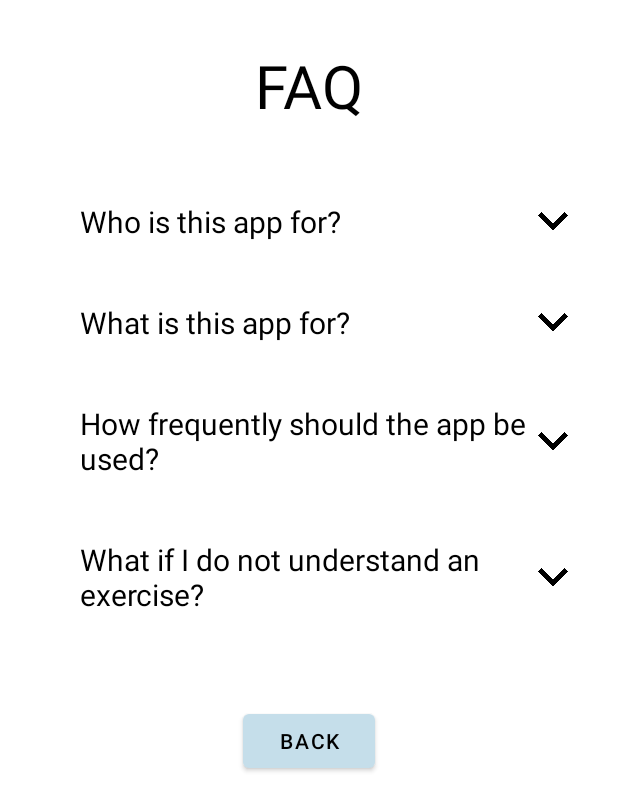
After one commit to yuanc0000/BTHomePage-Android, an Android app: the layout activity_faq_expandable.xml on its own in the app's theme, with its tools: preview values and no code run, on a phone screen of 412 x 824 dp. The commit adds this screen. Shown: the top 811 px of the screen. Run offline under Robolectric (Android 15) with nearby library versions, the phone set to English and light mode, and no system bars.

Commit message:
Changed the layout of faq page

```diff
--- a/app/build.gradle
+++ b/app/build.gradle
@@ -73,4 +73,5 @@ dependencies {
 //   implementation 'com.applandeo:material-calendar-view:1.4.0'
 
     implementation 'com.prolificinteractive:material-calendarview:1.4.2'
+    compile 'com.ms-square:expandableTextView:0.1.4'
 }
--- a/app/src/main/java/com/example/bthomepage/FaqActivity.java
+++ b/app/src/main/java/com/example/bthomepage/FaqActivity.java
@@ -1,22 +1,165 @@
+//package com.example.bthomepage;
+//
+//import androidx.appcompat.app.AppCompatActivity;
+//
+//import android.content.Intent;
+//import android.os.Bundle;
+//import android.view.View;
+//
+//public class FaqActivity extends AppCompatActivity {
+////faq information displayed
+//    @Override
+//    protected void onCreate(Bundle savedInstanceState) {
+//        super.onCreate(savedInstanceState);
+//        setContentView(R.layout.activity_faq);
+//    }
+//
+//    public void sendBack1(View view) {
+//        Intent intent = new Intent(this, HomePage.class);
+//        startActivity(intent);
+//    }
+//
+//}
+
+
 package com.example.bthomepage;
+
+import android.content.Intent;
+import android.content.SharedPreferences;
+import android.os.Bundle;
+import android.view.View;
+import android.widget.ImageView;
+import android.widget.TextView;
 
 import androidx.appcompat.app.AppCompatActivity;
 
-import android.content.Intent;
-import android.os.Bundle;
-import android.view.View;
+public class FaqActivity extends AppCompatActivity {
+    ImageView up1, up2, up3, up4;
+    TextView f1, f2, f3, f4;
 
-public class FaqActivity extends AppCompatActivity {
-//faq information displayed
     @Override
     protected void onCreate(Bundle savedInstanceState) {
         super.onCreate(savedInstanceState);
-        setContentView(R.layout.activity_faq);
+        setContentView(R.layout.activity_faq_expandable);
+
+        //initialize variables
+        up1 = findViewById(R.id.up1);
+        up2 = findViewById(R.id.up2);
+        up3 = findViewById(R.id.up3);
+        up4 = findViewById(R.id.up4);
+
+        f1 = findViewById(R.id.f1);
+        f2 = findViewById(R.id.f2);
+        f3 = findViewById(R.id.f3);
+        f4 = findViewById(R.id.f4);
+
+        // Set click listeners for expanding and collapsing FAQ sections
+        findViewById(R.id.down1).setOnClickListener(new View.OnClickListener() {
+            @Override
+            public void onClick(View v) {
+                show1();
+            }
+        });
+
+        findViewById(R.id.down2).setOnClickListener(new View.OnClickListener() {
+            @Override
+            public void onClick(View v) {
+                show2();
+            }
+        });
+
+        findViewById(R.id.down3).setOnClickListener(new View.OnClickListener() {
+            @Override
+            public void onClick(View v) {
+                show3();
+            }
+        });
+
+        findViewById(R.id.down4).setOnClickListener(new View.OnClickListener() {
+            @Override
+            public void onClick(View v) {
+                show4();
+            }
+        });
+
+        findViewById(R.id.up1).setOnClickListener(new View.OnClickListener() {
+            @Override
+            public void onClick(View v) {
+                hide1();
+            }
+        });
+
+        findViewById(R.id.up2).setOnClickListener(new View.OnClickListener() {
+            @Override
+            public void onClick(View v) {
+                hide2();
+            }
+        });
+
+        findViewById(R.id.up3).setOnClickListener(new View.OnClickListener() {
+            @Override
+            public void onClick(View v) {
+                hide3();
+            }
+        });
+
+        findViewById(R.id.up4).setOnClickListener(new View.OnClickListener() {
+            @Override
+            public void onClick(View v) {
+                hide4();
+            }
+        });
     }
 
-    public void sendBack1(View view) {
-        Intent intent = new Intent(this, HomePage.class);
-        startActivity(intent);
+    // Show and hide methods for FAQ sections
+    private void show1() {
+        f1.setVisibility(View.VISIBLE);
+        up1.setVisibility(View.VISIBLE);
+        findViewById(R.id.down1).setVisibility(View.GONE);
     }
 
+    private void hide1() {
+        f1.setVisibility(View.GONE);
+        up1.setVisibility(View.GONE);
+        findViewById(R.id.down1).setVisibility(View.VISIBLE);
+    }
+
+    private void show2() {
+        f2.setVisibility(View.VISIBLE);
+        up2.setVisibility(View.VISIBLE);
+        findViewById(R.id.down2).setVisibility(View.GONE);
+    }
+
+    private void hide2() {
+        f2.setVisibility(View.GONE);
+        up2.setVisibility(View.GONE);
+        findViewById(R.id.down2).setVisibility(View.VISIBLE);
+    }
+
+    private void show3() {
+        f3.setVisibility(View.VISIBLE);
+        up3.setVisibility(View.VISIBLE);
+        findViewById(R.id.down3).setVisibility(View.GONE);
+    }
+
+    private void hide3() {
+        f3.setVisibility(View.GONE);
+        up3.setVisibility(View.GONE);
+        findViewById(R.id.down3).setVisibility(View.VISIBLE);
+    }
+
+    private void show4() {
+        f3.setVisibility(View.VISIBLE);
+        up3.setVisibility(View.VISIBLE);
+        findViewById(R.id.down4).setVisibility(View.GONE);
+    }
+
+    private void hide4() {
+        f3.setVisibility(View.GONE);
+        up3.setVisibility(View.GONE);
+        findViewById(R.id.down4).setVisibility(View.VISIBLE);
+    }
+
+
+    // Add the method for the button
 }
--- /dev/null
+++ b/app/src/main/res/layout/activity_faq_expandable.xml
@@ -0,0 +1,262 @@
+<?xml version="1.0" encoding="utf-8"?>
+<RelativeLayout
+    xmlns:android="http://schemas.android.com/apk/res/android"
+    xmlns:expandableTextView="http://schemas.android.com/apk/res-auto"
+    xmlns:tools="http://schemas.android.com/tools"
+    android:layout_width="match_parent"
+    android:layout_height="match_parent"
+    tools:context=".MainActivity">
+
+    <!--    title-->
+
+    <TextView
+        android:id="@+id/staticFAQ"
+        android:layout_marginTop="30dp"
+        android:layout_marginBottom="30dp"
+        android:layout_width="wrap_content"
+        android:layout_height="wrap_content"
+        android:layout_centerHorizontal="true"
+        android:text="FAQ"
+        android:textColor="#000000"
+        android:textSize="40sp" />
+
+    <RelativeLayout
+        android:id="@+id/faq1_expand"
+        android:layout_width="match_parent"
+        android:layout_height="wrap_content"
+        android:layout_below="@+id/staticFAQ"
+        android:gravity="center_horizontal"
+        android:layout_marginLeft="20dp">
+
+        <!-- First FAQ section, contains a question TextView, an arrow-down ImageView,
+        and an answer TextView which is initially gone (invisible) -->
+
+        <TextView
+            android:id="@+id/q1"
+            android:layout_width="300dp"
+            android:layout_height="wrap_content"
+            android:layout_marginTop="20dp"
+            android:layout_marginBottom="20dp"
+            android:background="@color/white"
+            android:gravity="center_vertical"
+            android:text="Who is this app for?"
+            android:textColor="@color/black"
+            android:textSize="20sp" />
+
+        <ImageView
+            android:id="@+id/down1"
+            android:layout_width="20dp"
+            android:layout_height="20dp"
+            android:src="@drawable/expand"
+            android:layout_toEndOf="@+id/q1"
+            android:layout_centerVertical="true"
+            android:layout_marginStart="5dp" />
+
+        <TextView
+            android:visibility="gone"
+            android:id="@+id/f1"
+            android:layout_width="300dp"
+            android:layout_height="wrap_content"
+            android:layout_below="@+id/q1"
+            android:background="@color/white"
+            android:layout_marginBottom="20dp"
+            android:text="This app is for patients in recovery with breathing ailments."
+            android:textColor="#5A5A5A"
+            android:textSize="17dp" />
+
+        <ImageView
+            android:visibility="gone"
+            android:id="@+id/up1"
+            android:layout_width="20dp"
+            android:layout_height="20dp"
+            android:src="@drawable/expand"
+            android:layout_toEndOf="@+id/f1"
+            android:layout_below="@+id/f1"
+            android:layout_marginStart="5dp"
+            android:layout_marginTop="-25dp" />
+    </RelativeLayout>
+
+
+    <RelativeLayout
+        android:id="@+id/faq2_expand"
+        android:layout_width="match_parent"
+        android:layout_height="wrap_content"
+        android:layout_below="@+id/faq1_expand"
+        android:layout_marginLeft="20dp"
+        android:gravity="center_horizontal">
+
+        <!-- First FAQ section, contains a question TextView, an arrow-down ImageView,
+        and an answer TextView which is initially gone (invisible) -->
+
+        <TextView
+            android:id="@+id/q2"
+            android:layout_width="300dp"
+            android:layout_height="wrap_content"
+            android:layout_marginTop="20dp"
+            android:layout_marginBottom="20dp"
+            android:background="@color/white"
+            android:gravity="center_vertical"
+            android:text="What is this app for?"
+            android:textColor="@color/black"
+            android:textSize="20sp" />
+
+        <ImageView
+            android:id="@+id/down2"
+            android:layout_width="20dp"
+            android:layout_height="20dp"
+            android:src="@drawable/expand"
+            android:layout_toEndOf="@+id/q2"
+            android:layout_centerVertical="true"
+            android:layout_marginStart="5dp" />
+
+        <TextView
+            android:visibility="gone"
+            android:id="@+id/f2"
+            android:layout_width="300dp"
+            android:layout_height="wrap_content"
+            android:layout_below="@+id/q2"
+            android:background="@color/white"
+            android:layout_marginBottom="20dp"
+            android:text="The app is for patients breathing rehabilitation. It will provide you with a step by step tutorial of how to properly complete your daily breathing. Additioanlly, it will have information on all of the exercises, a progress tracker, and more so that you have all the tools and resources to succeed on your journey of health."
+            android:textColor="#5A5A5A"
+            android:textSize="17dp"  />
+
+        <ImageView
+            android:visibility="gone"
+            android:id="@+id/up2"
+            android:layout_width="20dp"
+            android:layout_height="20dp"
+            android:src="@drawable/expand"
+            android:layout_toEndOf="@+id/f2"
+            android:layout_below="@+id/f2"
+            android:layout_marginStart="5dp"
+            android:layout_marginTop="-25dp" />
+    </RelativeLayout>
+
+
+    <RelativeLayout
+        android:id="@+id/faq3_expand"
+        android:layout_width="match_parent"
+        android:layout_height="wrap_content"
+        android:layout_below="@+id/faq2_expand"
+        android:gravity="center_horizontal"
+        android:layout_marginLeft="20dp">
+
+        <!-- First FAQ section, contains a question TextView, an arrow-down ImageView,
+        and an answer TextView which is initially gone (invisible) -->
+
+        <TextView
+            android:id="@+id/q3"
+            android:layout_width="300dp"
+            android:layout_height="wrap_content"
+            android:layout_marginTop="20dp"
+            android:layout_marginBottom="20dp"
+            android:background="@color/white"
+            android:gravity="center_vertical"
+            android:text="How frequently should the app be used?"
+            android:textColor="@color/black"
+            android:textSize="20sp" />
+
+        <ImageView
+            android:id="@+id/down3"
+            android:layout_width="20dp"
+            android:layout_height="20dp"
+            android:src="@drawable/expand"
+            android:layout_toEndOf="@+id/q3"
+            android:layout_centerVertical="true"
+            android:layout_marginStart="5dp" />
+
+        <TextView
+            android:visibility="gone"
+            android:id="@+id/f3"
+            android:layout_width="300dp"
+            android:layout_height="wrap_content"
+            android:layout_below="@+id/q3"
+            android:background="@color/white"
+            android:layout_marginBottom="20dp"
+            android:text="The frequency of this app is set by your doctor and you based on your physical therapy schedule."
+            android:textColor="#5A5A5A"
+            android:textSize="17dp"  />
+
+        <ImageView
+            android:visibility="gone"
+            android:id="@+id/up3"
+            android:layout_width="20dp"
+            android:layout_height="20dp"
+            android:src="@drawable/expand"
+            android:layout_toEndOf="@+id/f3"
+            android:layout_below="@+id/f3"
+            android:layout_marginStart="5dp"
+            android:layout_marginTop="-25dp" />
+    </RelativeLayout>
+
+
+    <RelativeLayout
+        android:id="@+id/faq4_expand"
+        android:layout_width="match_parent"
+        android:layout_height="wrap_content"
+        android:layout_below="@+id/faq3_expand"
+        android:gravity="center_horizontal"
+        android:layout_marginLeft="20dp">
+
+        <!-- First FAQ section, contains a question TextView, an arrow-down ImageView,
+        and an answer TextView which is initially gone (invisible) -->
+
+        <TextView
+            android:id="@+id/q4"
+            android:layout_width="300dp"
+            android:layout_height="wrap_content"
+            android:layout_marginTop="20dp"
+            android:layout_marginBottom="20dp"
+            android:background="@color/white"
+            android:gravity="center_vertical"
+            android:text="What if I do not understand an exercise?"
+            android:textColor="@color/black"
+            android:textSize="20sp" />
+
+        <ImageView
+            android:id="@+id/down4"
+            android:layout_width="20dp"
+            android:layout_height="20dp"
+            android:src="@drawable/expand"
+            android:layout_toEndOf="@+id/q4"
+            android:layout_centerVertical="true"
+            android:layout_marginStart="5dp" />
+
+        <TextView
+            android:visibility="gone"
+            android:id="@+id/f4"
+            android:layout_width="300dp"
+            android:layout_height="wrap_content"
+            android:layout_below="@+id/q4"
+            android:background="@color/white"
+            android:layout_marginBottom="20dp"
+            android:text="The exercise should be followed through a video after their description is shown. If confusion continues to arise, contact your physical therapist and they will provide more answers on breathing technique"
+            android:textColor="#5A5A5A"
+            android:textSize="17dp" />
+
+        <ImageView
+            android:visibility="gone"
+            android:id="@+id/up4"
+            android:layout_width="20dp"
+            android:layout_height="20dp"
+            android:src="@drawable/expand"
+            android:layout_toEndOf="@+id/f4"
+            android:layout_below="@+id/f4"
+            android:layout_marginStart="5dp"
+            android:layout_marginTop="-25dp" />
+    </RelativeLayout>
+
+    <Button
+        android:id="@+id/button15"
+        android:layout_width="wrap_content"
+        android:layout_height="wrap_content"
+        android:layout_centerHorizontal="true"
+        android:layout_marginTop="40dp"
+        android:layout_below="@+id/faq4_expand"
+        android:onClick="sendBack1"
+        android:text="Back" />
+
+
+
+</RelativeLayout>
--- a/app/src/main/res/layout/activity_mat_cal.xml
+++ b/app/src/main/res/layout/activity_mat_cal.xml
@@ -18,11 +18,10 @@
 <!--        android:layout_centerInParent="true"/>-->
 
     <com.prolificinteractive.materialcalendarview.MaterialCalendarView
-      android:id="@+id/calendarView2"
-      xmlns:app="http://schemas.android.com/apk/res-auto"
-      android:layout_width="300dp"
-      android:layout_height="300dp"
-      android:layout_centerInParent="true"/>
+        android:id="@+id/calendarView2"
+        android:layout_width="300dp"
+        android:layout_height="300dp"
+        android:layout_centerInParent="true" />
 
     <Button
         android:id="@+id/button15"
```
Also changed, not shown: app/src/main/res/drawable/expand.png (added).
